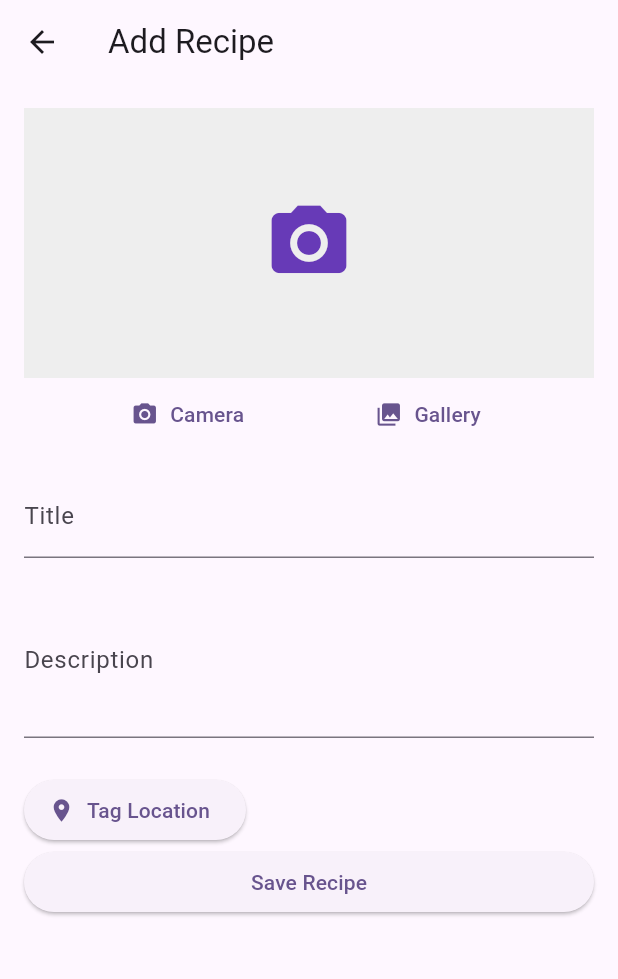
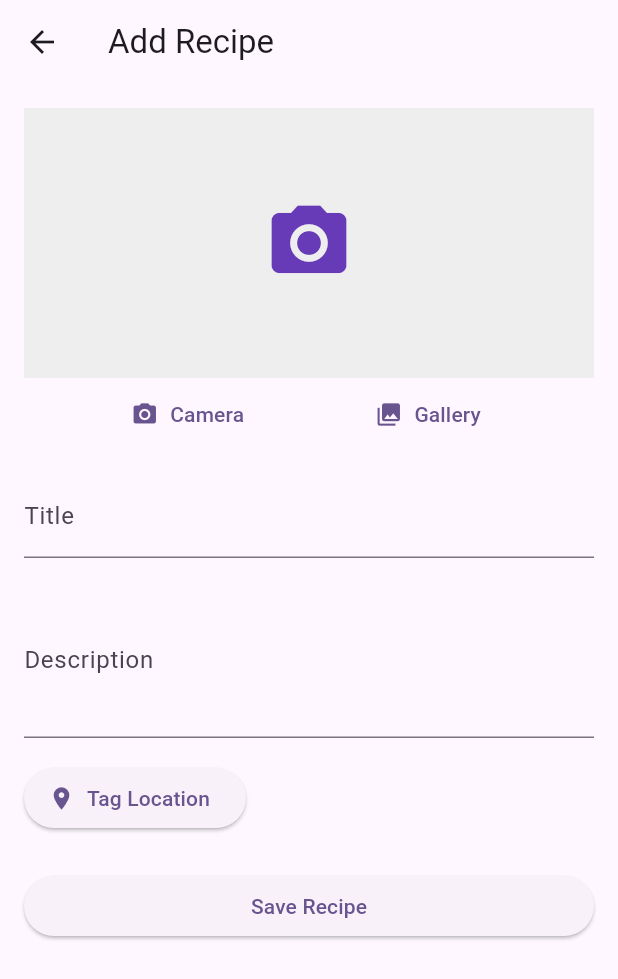
Before and after one commit to Kentswindells45/recipe_finder, a Flutter app: the screen it shows after launch, after a tap on the "add" icon, on a phone screen of 412 x 824 dp. Shown: the top 979 px of the screen. Run offline on Flutter 3.47's test engine with Material 3 defaults, Android fonts, the phone set to English and light mode, and no system bars; our stand-ins replace flutter_local_notifications, geolocator, image_picker, permission_handler.

Commit message:
polished ui features for readability

```diff
--- a/lib/screens/add_recipe_screen.dart
+++ b/lib/screens/add_recipe_screen.dart
@@ -2,9 +2,9 @@ import 'package:flutter/material.dart';
 import 'package:image_picker/image_picker.dart';
 import 'dart:io';
 import 'package:provider/provider.dart';
+import 'package:geolocator/geolocator.dart';
 import '../models/recipe.dart';
 import '../providers/recipe_provider.dart';
-import 'package:geolocator/geolocator.dart';
 import '../services/notification_service.dart';
 
 class AddRecipeScreen extends StatefulWidget {
@@ -32,7 +32,6 @@ class _AddRecipeScreenState extends State<AddRecipeScreen> {
     }
   }
 
-  // Request location permission and get current location
   Future<void> _getLocation() async {
     bool serviceEnabled = await Geolocator.isLocationServiceEnabled();
     if (!serviceEnabled) {
@@ -154,7 +153,7 @@ class _AddRecipeScreenState extends State<AddRecipeScreen> {
                             : null,
                 onSaved: (value) => _description = value!,
               ),
-              const SizedBox(height: 24),
+              const SizedBox(height: 16),
               Row(
                 children: [
                   ElevatedButton.icon(
@@ -175,6 +174,7 @@ class _AddRecipeScreenState extends State<AddRecipeScreen> {
                     ),
                 ],
               ),
+              const SizedBox(height: 24),
               ElevatedButton(
                 onPressed: _saveRecipe,
                 child: const Text('Save Recipe'),
--- a/lib/widgets/recipe_card.dart
+++ b/lib/widgets/recipe_card.dart
@@ -1,5 +1,6 @@
 import 'package:flutter/material.dart';
 import '../models/recipe.dart';
+import 'dart:io';
 
 class RecipeCard extends StatelessWidget {
   final Recipe recipe;
@@ -9,27 +10,45 @@ class RecipeCard extends StatelessWidget {
 
   @override
   Widget build(BuildContext context) {
+    Widget leadingWidget;
+    if (recipe.imagePath != null && recipe.imagePath!.isNotEmpty) {
+      if (recipe.imagePath!.startsWith('/')) {
+        // It's a file path
+        leadingWidget = ClipRRect(
+          borderRadius: BorderRadius.circular(8),
+          child: Image.file(
+            File(recipe.imagePath!),
+            width: 56,
+            height: 56,
+            fit: BoxFit.cover,
+          ),
+        );
+      } else {
+        // It's an asset path
+        leadingWidget = ClipRRect(
+          borderRadius: BorderRadius.circular(8),
+          child: Image.asset(
+            recipe.imagePath!,
+            width: 56,
+            height: 56,
+            fit: BoxFit.cover,
+          ),
+        );
+      }
+    } else {
+      leadingWidget = const Icon(
+        Icons.restaurant_menu,
+        size: 40,
+        color: Colors.deepPurple,
+      );
+    }
+
     return Card(
       margin: const EdgeInsets.symmetric(horizontal: 16, vertical: 8),
       elevation: 3,
       shape: RoundedRectangleBorder(borderRadius: BorderRadius.circular(12)),
       child: ListTile(
-        leading:
-            recipe.imagePath != null
-                ? ClipRRect(
-                  borderRadius: BorderRadius.circular(8),
-                  child: Image.asset(
-                    recipe.imagePath!,
-                    width: 56,
-                    height: 56,
-                    fit: BoxFit.cover,
-                  ),
-                )
-                : const Icon(
-                  Icons.restaurant_menu,
-                  size: 40,
-                  color: Colors.deepPurple,
-                ),
+        leading: leadingWidget,
         title: Text(
           recipe.title,
           style: const TextStyle(fontWeight: FontWeight.bold, fontSize: 18),
```
Also changed, not shown: lib/screens/recipe_details_screen.dart (+22 -6 lines).
